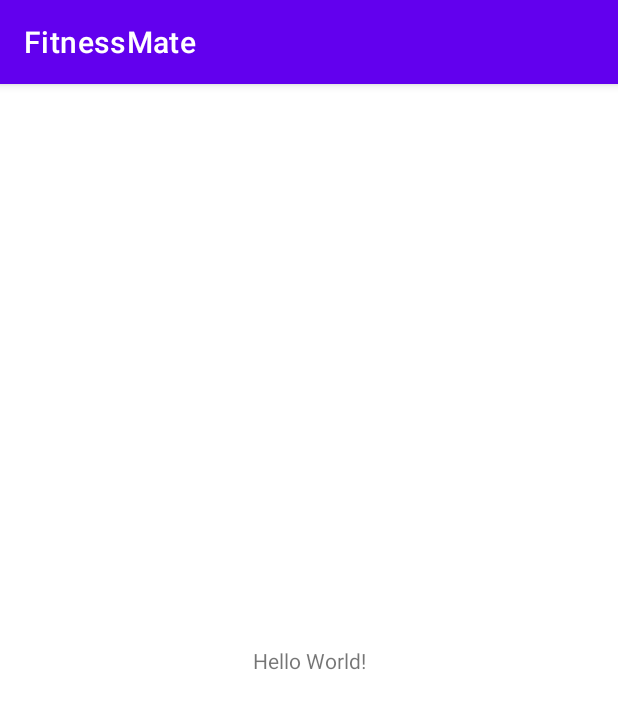
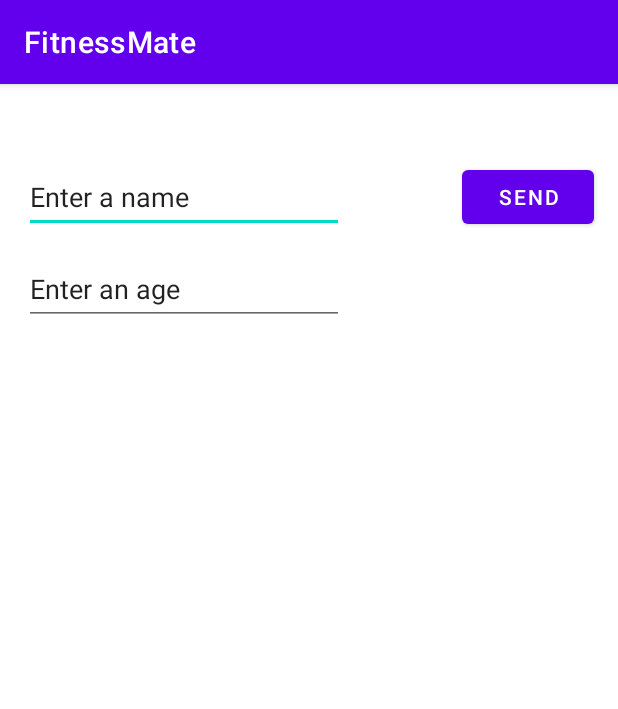
Before and after one commit to FitnessM8/MasterBranch, an Android app: the screen it shows after launch (MainActivity), on a phone screen of 412 x 824 dp. Shown: the top 709 px of the screen. Run offline under Robolectric (Android 15) with nearby library versions, the phone set to English and light mode, and no system bars.

Commit message:
Pohja kahdelle aktiviteetille

```diff
--- a/app/src/main/AndroidManifest.xml
+++ b/app/src/main/AndroidManifest.xml
@@ -10,6 +10,9 @@
         android:supportsRtl="true"
         android:theme="@style/Theme.FitnessMate">
         <activity
+            android:name=".DisplayResultActivity"
+            android:exported="false" />
+        <activity
             android:name=".MainActivity"
             android:exported="true">
             <intent-filter>
--- a/app/src/main/java/com/example/fitnessmate/MainActivity.java
+++ b/app/src/main/java/com/example/fitnessmate/MainActivity.java
@@ -2,13 +2,28 @@ package com.example.fitnessmate;
 
 import androidx.appcompat.app.AppCompatActivity;
 
+import android.content.Intent;
 import android.os.Bundle;
+import android.view.View;
+import android.widget.EditText;
 
 public class MainActivity extends AppCompatActivity {
-
     @Override
     protected void onCreate(Bundle savedInstanceState) {
         super.onCreate(savedInstanceState);
         setContentView(R.layout.activity_main);
     }
+
+    public void sendMessage(View view){
+        Intent intent = new Intent(this, DisplayResultActivity.class);
+        Bundle nameAndAge = new Bundle();
+        EditText nameText = (EditText) findViewById(R.id.nameText);
+        EditText ageText = (EditText) findViewById(R.id.ageText);
+        String nameMessage = nameText.getText().toString();
+        String ageMessage = ageText.getText().toString();
+        nameAndAge.putString("NAME_MESSAGE", nameMessage);
+        nameAndAge.putString("AGE_MESSAGE", ageMessage);
+        intent.putExtras(nameAndAge);
+        startActivity(intent);
+    }
 }
--- a/app/src/main/res/layout/activity_main.xml
+++ b/app/src/main/res/layout/activity_main.xml
@@ -6,13 +6,54 @@
     android:layout_height="match_parent"
     tools:context=".MainActivity">
 
-    <TextView
+    <Button
+        android:id="@+id/button"
         android:layout_width="wrap_content"
         android:layout_height="wrap_content"
-        android:text="Hello World!"
+        android:layout_marginTop="16dp"
+        android:layout_marginEnd="16dp"
+        android:onClick="sendMessage"
+        android:text="@string/button_send"
         app:layout_constraintBottom_toBottomOf="parent"
-        app:layout_constraintLeft_toLeftOf="parent"
-        app:layout_constraintRight_toRightOf="parent"
-        app:layout_constraintTop_toTopOf="parent" />
+        app:layout_constraintEnd_toEndOf="parent"
+        app:layout_constraintHorizontal_bias="1.0"
+        app:layout_constraintStart_toEndOf="@+id/nameText"
+        app:layout_constraintStart_toStartOf="parent"
+        app:layout_constraintTop_toTopOf="parent"
+        app:layout_constraintVertical_bias="0.05" />
 
+    <EditText
+        android:id="@+id/nameText"
+        android:layout_width="wrap_content"
+        android:layout_height="wrap_content"
+        android:layout_marginStart="16dp"
+        android:layout_marginTop="16dp"
+        android:ems="10"
+        android:inputType="textPersonName"
+        android:minHeight="48dp"
+        android:text="@string/edit_message"
+        app:layout_constraintBottom_toBottomOf="parent"
+        app:layout_constraintEnd_toEndOf="parent"
+        app:layout_constraintEnd_toStartOf="@+id/button"
+        app:layout_constraintHorizontal_bias="0.0"
+        app:layout_constraintStart_toStartOf="parent"
+        app:layout_constraintTop_toTopOf="parent"
+        app:layout_constraintVertical_bias="0.05" />
+
+    <EditText
+        android:id="@+id/ageText"
+        android:layout_width="wrap_content"
+        android:layout_height="wrap_content"
+        android:layout_marginStart="16dp"
+        android:layout_marginTop="16dp"
+        android:ems="10"
+        android:inputType="textPersonName"
+        android:minHeight="48dp"
+        android:text="@string/edit_message1"
+        app:layout_constraintBottom_toBottomOf="parent"
+        app:layout_constraintEnd_toEndOf="parent"
+        app:layout_constraintHorizontal_bias="0.0"
+        app:layout_constraintStart_toStartOf="parent"
+        app:layout_constraintTop_toTopOf="parent"
+        app:layout_constraintVertical_bias="0.137" />
 </androidx.constraintlayout.widget.ConstraintLayout>
--- a/app/src/main/res/values/strings.xml
+++ b/app/src/main/res/values/strings.xml
@@ -1,3 +1,6 @@
 <resources>
     <string name="app_name">FitnessMate</string>
+    <string name="button_send">Send</string>
+    <string name="edit_message">Enter a name</string>
+    <string name="edit_message1">Enter an age</string>
 </resources>
--- a/build.gradle
+++ b/build.gradle
@@ -1,7 +1,7 @@
 // Top-level build file where you can add configuration options common to all sub-projects/modules.
 plugins {
-    id 'com.android.application' version '7.1.2' apply false
-    id 'com.android.library' version '7.1.2' apply false
+    id 'com.android.application' version '7.1.3' apply false
+    id 'com.android.library' version '7.1.3' apply false
 }
 
 task clean(type: Delete) {
```
